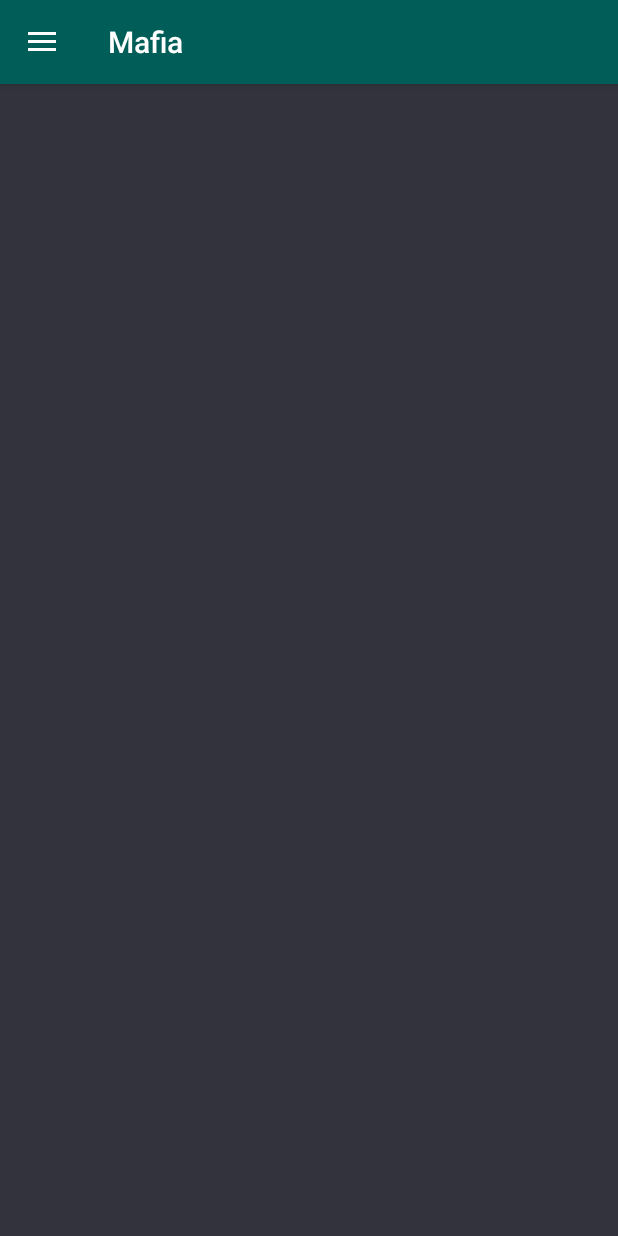
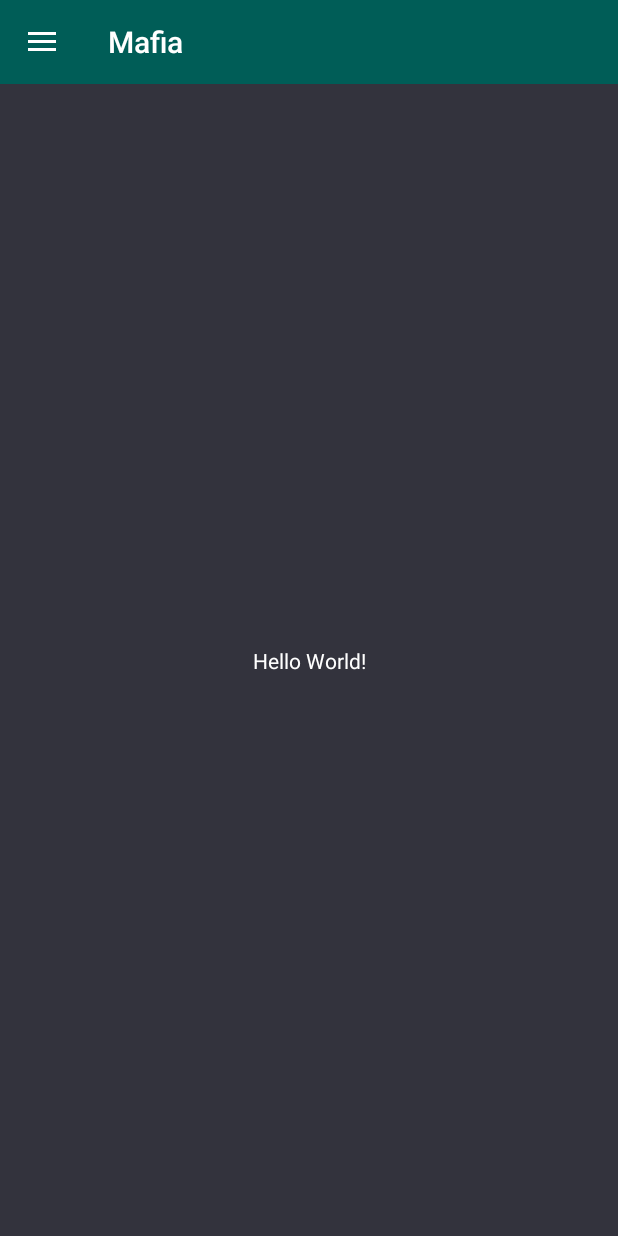
Before and after one commit to hXtreme/maf, an Android app: the screen it shows after launch (MainActivity), on a phone screen of 412 x 824 dp. Run offline under Robolectric (Android 15) with nearby library versions, the phone set to English and light mode, and no system bars; libraries missing offline, so code that uses them is left out: com.bluelinelabs.conductor; 2 statements that could not run were skipped.

Commit message:
Decrease the depth of activity_main layout

```diff
--- a/app/src/main/java/com/nullpoint/hpar/maf/MainActivity.kt
+++ b/app/src/main/java/com/nullpoint/hpar/maf/MainActivity.kt
@@ -16,7 +16,6 @@ import com.nullpoint.hpar.maf.ui.settings.SettingsController
 import com.nullpoint.hpar.maf.ui.share_stats.ShareStatisticsController
 import com.nullpoint.hpar.maf.ui.stats.StatsController
 import kotlinx.android.synthetic.main.activity_main.*
-import kotlinx.android.synthetic.main.app_bar_main.*
 
 class MainActivity : AppCompatActivity(), NavigationView.OnNavigationItemSelectedListener {
 
@@ -25,6 +24,7 @@ class MainActivity : AppCompatActivity(), NavigationView.OnNavigationItemSelecte
     override fun onCreate(savedInstanceState: Bundle?) {
         setTheme(R.style.AppTheme)
         super.onCreate(savedInstanceState)
+
         setContentView(R.layout.activity_main)
         setSupportActionBar(toolbar)
 
--- a/app/src/main/res/layout/activity_main.xml
+++ b/app/src/main/res/layout/activity_main.xml
@@ -7,20 +7,31 @@
         android:layout_width="match_parent"
         android:layout_height="match_parent"
         android:fitsSystemWindows="true"
-        tools:context=".MainActivity"
-        tools:openDrawer="start">
+        tools:context=".MainActivity">
 
     <LinearLayout
         android:layout_width="match_parent"
         android:layout_height="match_parent"
         android:orientation="vertical">
 
-        <include layout="@layout/app_bar_main"
+        <com.google.android.material.appbar.AppBarLayout
+            android:layout_height="wrap_content"
             android:layout_width="match_parent"
-            android:layout_height="match_parent"/>
+            app:elevation="0dp"
+            android:theme="@style/AppTheme.AppBarOverlay">
 
-        <include layout="@layout/content_main"
-            android:id="@+id/content_main"/>
+            <androidx.appcompat.widget.Toolbar
+                android:id="@+id/toolbar"
+                android:layout_width="match_parent"
+                android:layout_height="?attr/actionBarSize"
+                android:background="?attr/colorPrimary"
+                app:popupTheme="@style/AppTheme.PopupOverlay" />
+
+        </com.google.android.material.appbar.AppBarLayout>
+
+        <include
+            android:id="@+id/content_main"
+            layout="@layout/content_main" />
     </LinearLayout>
 
 
--- a/app/src/main/res/layout/app_bar_main.xml
+++ /dev/null
@@ -1,24 +0,0 @@
-<?xml version="1.0" encoding="utf-8"?>
-<androidx.coordinatorlayout.widget.CoordinatorLayout
-        xmlns:android="http://schemas.android.com/apk/res/android"
-        xmlns:app="http://schemas.android.com/apk/res-auto"
-        xmlns:tools="http://schemas.android.com/tools"
-        android:layout_width="match_parent"
-        android:layout_height="match_parent"
-        tools:context=".MainActivity">
-
-    <com.google.android.material.appbar.AppBarLayout
-            android:layout_height="wrap_content"
-            android:layout_width="match_parent"
-            android:theme="@style/AppTheme.AppBarOverlay">
-
-        <androidx.appcompat.widget.Toolbar
-                android:id="@+id/toolbar"
-                android:layout_width="match_parent"
-                android:layout_height="?attr/actionBarSize"
-                android:background="?attr/colorPrimary"
-                app:popupTheme="@style/AppTheme.PopupOverlay"/>
-
-    </com.google.android.material.appbar.AppBarLayout>
-
-</androidx.coordinatorlayout.widget.CoordinatorLayout>
```
